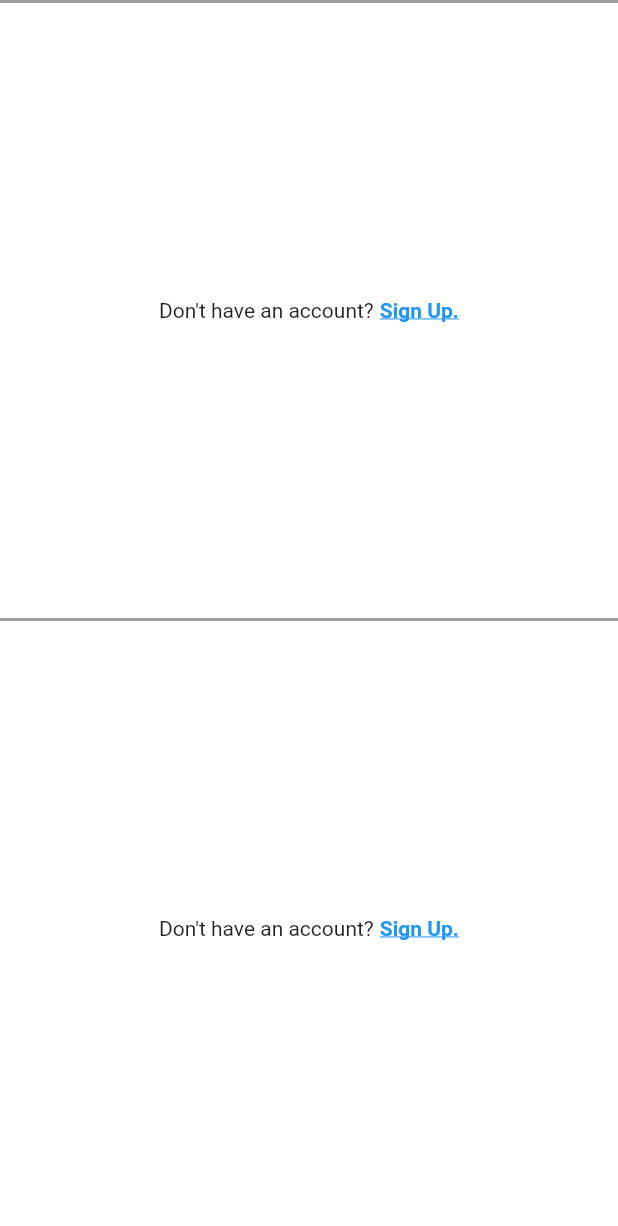
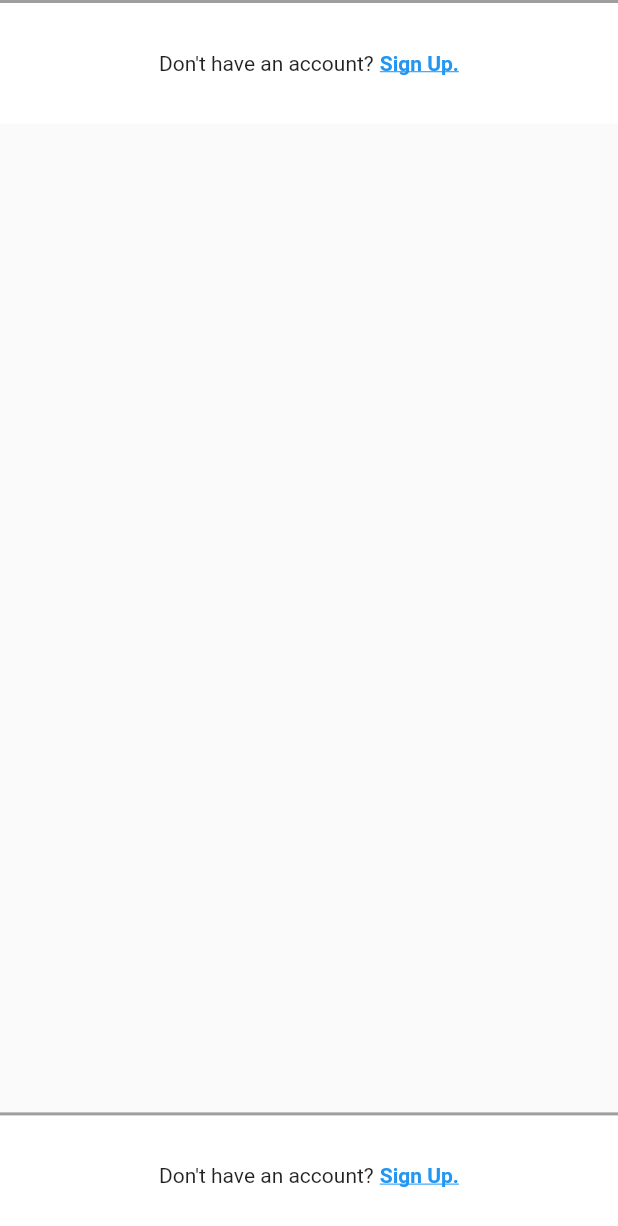
Before and after one commit to omar-danasoury/instagram_login_ui_clone, a Flutter app: the screen it shows after launch, on a phone screen of 412 x 824 dp. Shown: the top 1226 px of the screen. Run offline on Flutter 3.47's test engine with Material 2 defaults, Android fonts, the phone set to English and light mode, and no system bars.

Commit message:
added the basic body of the login form

```diff
--- a/lib/pages/login_page.dart
+++ b/lib/pages/login_page.dart
@@ -19,6 +19,10 @@ class LoginPage extends StatelessWidget {
             child: Footer(),
           ),
           Expanded(
+            flex: 8,
+            child: Container(),
+          ),
+          Expanded(
             flex: 1,
             child: Footer(),
           ),
```
